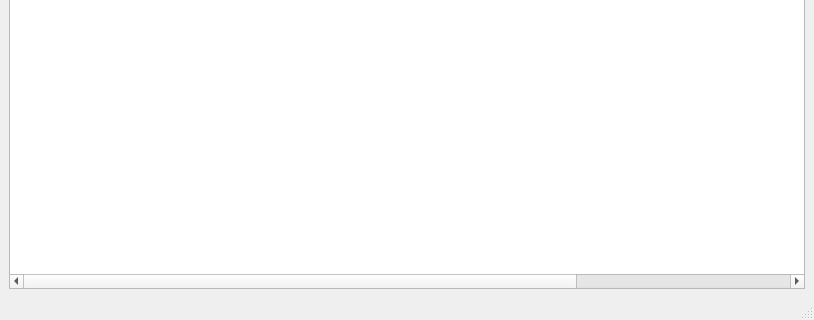
This is src/playlist/playlist.ui in pfedick/winmusik as Qt 5 draws it before an edit; both pictures show x 0 to 814 and y 281 to 601 of the 814 by 601 pixel window. The edited form follows.
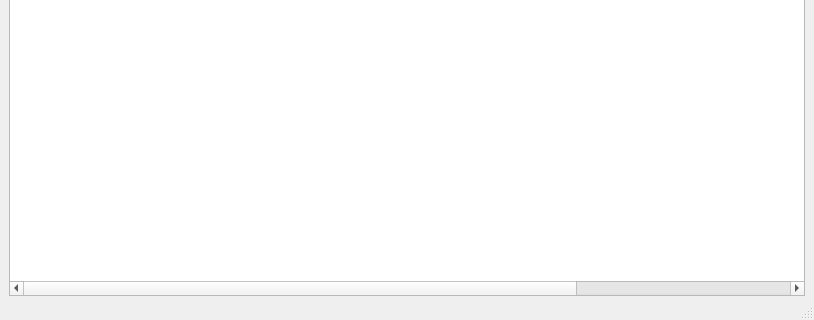
This is the edited form. Icons and pictures are not drawn. Custom widgets are drawn as their Qt base class.

Commit message: Suche in der Playlist implementiert

```diff
--- a/src/playlist/playlist.ui
+++ b/src/playlist/playlist.ui
@@ -17,8 +17,23 @@
    <iconset resource="../../resources.qrc">
     <normaloff>:/devices25/resources/tr25x25-0016.png</normaloff>:/devices25/resources/tr25x25-0016.png</iconset>
   </property>
+  <property name="iconSize">
+   <size>
+    <width>16</width>
+    <height>16</height>
+   </size>
+  </property>
+  <property name="animated">
+   <bool>true</bool>
+  </property>
+  <property name="documentMode">
+   <bool>false</bool>
+  </property>
   <widget class="QWidget" name="centralwidget">
    <layout class="QVBoxLayout" name="verticalLayout">
+    <property name="bottomMargin">
+     <number>2</number>
+    </property>
     <item>
      <layout class="QHBoxLayout" name="horizontalLayout">
       <item>
```
The commit also changes 4 other files.
